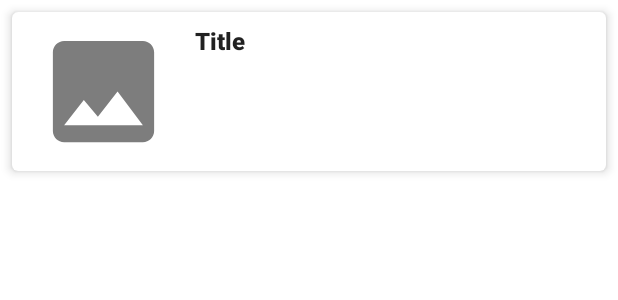
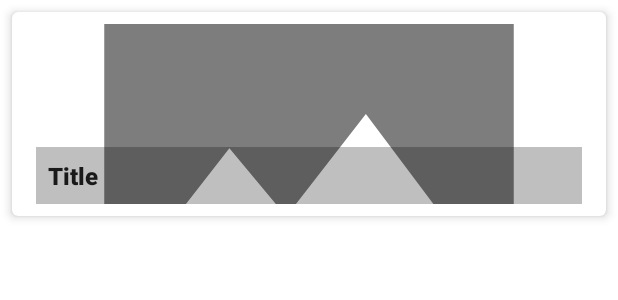
Before and after one commit to AppCapster/Pet-App, an Android app: the layout pet_item.xml on its own in the app's theme, with its tools: preview values and no code run, on a phone screen of 412 x 824 dp. Shown: the top 300 px of the screen. Run offline under Robolectric (Android 15) with nearby library versions, the phone set to English and light mode, and no system bars.

Commit message:
worked on pet row

```diff
--- a/app/src/main/res/layout/pet_item.xml
+++ b/app/src/main/res/layout/pet_item.xml
@@ -11,7 +11,7 @@
         app:cardCornerRadius="@dimen/card_corner_radius"
         app:cardElevation="@dimen/card_elevation">
 
-        <LinearLayout
+        <androidx.constraintlayout.widget.ConstraintLayout
             android:layout_width="match_parent"
             android:layout_height="wrap_content"
             android:foreground="?attr/selectableItemBackground"
@@ -23,7 +23,7 @@
 
             <androidx.appcompat.widget.AppCompatImageView
                 android:id="@+id/petImage"
-                android:layout_width="@dimen/portrait_image_width_small"
+                android:layout_width="match_parent"
                 android:layout_height="@dimen/portrait_image_width_small"
                 android:scaleType="centerCrop"
                 app:layout_constraintStart_toStartOf="parent"
@@ -32,15 +32,17 @@
 
             <androidx.appcompat.widget.AppCompatTextView
                 android:id="@+id/tvTitle"
-                android:layout_width="wrap_content"
+                android:layout_width="match_parent"
                 android:layout_height="wrap_content"
-                android:layout_marginStart="@dimen/start_margin"
-                android:layout_marginBottom="4dp"
+                android:padding="@dimen/top_margin_small"
                 android:ellipsize="end"
                 android:textSize="@dimen/title_text_size_small"
                 android:textStyle="bold"
+                android:background="@color/white20"
+                app:layout_constraintStart_toStartOf="parent"
+                app:layout_constraintBottom_toBottomOf="parent"
                 android:textAppearance="@style/TextAppearance.AppCompat.Title"
                 tools:text="Title" />
-        </LinearLayout>
+        </androidx.constraintlayout.widget.ConstraintLayout>
     </androidx.cardview.widget.CardView>
 </layout>
--- a/app/src/main/res/raw/config.json
+++ b/app/src/main/res/raw/config.json
@@ -1,3 +1,3 @@
 "settings": {
-"workHours" : "M-F 09:00 - 18:00"
+"workHours" : "M-F 00:00 - 18:00"
 }
--- a/app/src/main/res/values/colors.xml
+++ b/app/src/main/res/values/colors.xml
@@ -7,4 +7,5 @@
     <color name="teal_700">#FF018786</color>
     <color name="black">#FF000000</color>
     <color name="white">#FFFFFFFF</color>
+    <color name="white20">#40000000</color>
 </resources>
--- a/app/src/main/res/values/dimens.xml
+++ b/app/src/main/res/values/dimens.xml
@@ -3,8 +3,8 @@
     <dimen name="recyclerview_bottom_margin">12dp</dimen>
     <dimen name="recyclerview_item_end_margin">8dp</dimen>
 
-    <dimen name="portrait_image_width_small">90dp</dimen>
-    <dimen name="portrait_image_height_small">90dp</dimen>
+    <dimen name="portrait_image_width_small">120dp</dimen>
+    <dimen name="portrait_image_height_small">120dp</dimen>
 
     <dimen name="card_corner_radius">4dp</dimen>
     <dimen name="card_elevation">4dp</dimen>
```
